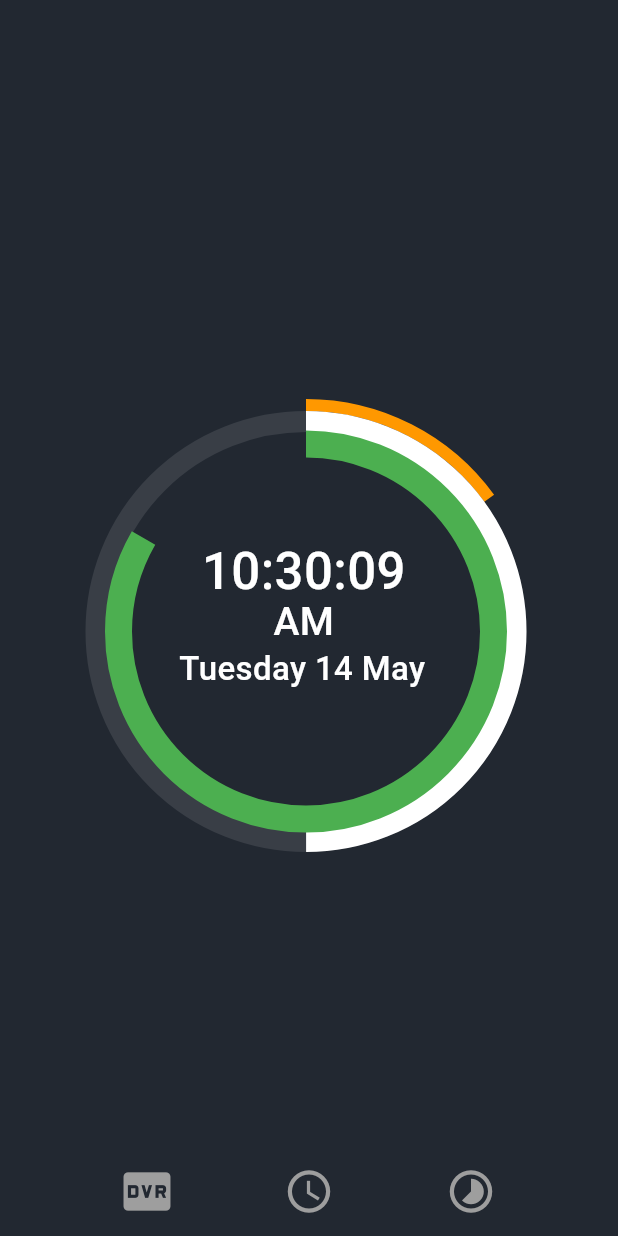
After one commit to HirenCodeMaster11/timer_daily_task, a Flutter app: the Strap screen opened by its route, on a phone screen of 412 x 824 dp. The commit adds this screen. Run offline on Flutter 3.47's test engine with Material 3 defaults, Android fonts, the phone set to English and light mode, and no system bars; our stand-ins replace google_fonts.

Commit message:
14-5-2024

```diff
--- a/lib/Analogue Clock/AnalogueClock.dart
+++ b/lib/Analogue Clock/AnalogueClock.dart
@@ -153,10 +153,15 @@ class _analogueClockState extends State<analogueClock> {
               child: Icon(Icons.watch_later_outlined,size: 34,color: Colors.grey,),
             ),
             SizedBox(width: 38,),
-            Container(
-              height: 60,
-              width: 70,
-              child: Icon(Icons.timelapse,size: 34,color: Colors.grey,),
+            InkWell(
+              onTap: () {
+                Navigator.of(context).pushNamed('/strap');
+              },
+              child: Container(
+                height: 60,
+                width: 70,
+                child: Icon(Icons.timelapse,size: 34,color: Colors.grey,),
+              ),
             ),
           ],
         ),
--- a/lib/Digital Clock/DigitalClock.dart
+++ b/lib/Digital Clock/DigitalClock.dart
@@ -127,10 +127,15 @@ class _digitalClockState extends State<digitalClock> {
               ),
             ),
             SizedBox(width: 38,),
-            Container(
-              height: 60,
-              width: 70,
-              child: Icon(Icons.timelapse,size: 34,color: Colors.grey,),
+            InkWell(
+              onTap: () {
+                Navigator.of(context).pushNamed('/strap');
+              },
+              child: Container(
+                height: 60,
+                width: 70,
+                child: Icon(Icons.timelapse,size: 34,color: Colors.grey,),
+              ),
             ),
           ],
         ),
--- /dev/null
+++ b/lib/Strap Clock/StrapClock.dart
@@ -0,0 +1,145 @@
+import 'dart:async';
+import 'dart:math';
+
+import 'package:flutter/cupertino.dart';
+import 'package:flutter/material.dart';
+import 'package:flutter/widgets.dart';
+
+import '../Digital Clock/DigitalClock.dart';
+
+class Strap extends StatefulWidget {
+  const Strap({super.key});
+
+  @override
+  State<Strap> createState() => _StrapState();
+}
+
+class _StrapState extends State<Strap> {
+  @override
+  Widget build(BuildContext context) {
+    Timer.periodic(const Duration(seconds: 1), (timer) {
+      setState(() {
+        dateTime = DateTime.now();
+      });
+    });
+    return Scaffold(
+      backgroundColor: Color(0xff222831),
+      // appBar: AppBar(
+      //   backgroundColor: Colors.black87,
+      //   centerTitle: true,
+      //   toolbarHeight: 85,
+      //   title: const Text(
+      //     'Strap Watch',
+      //     style: TextStyle(
+      //       color: Colors.white,
+      //       fontFamily: 'Digital',
+      //       fontWeight: FontWeight.bold,
+      //       fontSize: 40,
+      //     ),
+      //   ),
+      // ),
+      body: Stack(
+        alignment: Alignment.center,
+        children: [
+          Container(
+            margin: const EdgeInsets.only(top: 270, bottom: 90,left: 53),
+            height: 302,
+            width: 302,
+            child: CircularProgressIndicator(
+              value: dateTime.second / 60,
+              color: Colors.orange,
+              strokeWidth: 8,
+            ),
+          ),
+          Container(
+            margin: const EdgeInsets.only(top: 270, bottom: 90,left: 53),
+            height: 280,
+            width: 280,
+            child: CircularProgressIndicator(
+              value: dateTime.minute / 60,
+              color: Colors.white,
+              backgroundColor: Colors.white10,
+              strokeWidth: 14,
+            ),
+          ),
+          Container(
+            margin: const EdgeInsets.only(top: 270, bottom: 90,left: 53),
+            height: 250,
+            width: 250,
+            child: CircularProgressIndicator(
+              value: (dateTime.hour%12) / 12,
+              color: Colors.green,
+              strokeWidth: 18,
+            ),
+          ),
+          Padding(
+            padding: const EdgeInsets.only(top:100,left: 50),
+            child: Text(
+              '${(dateTime.hour > 12) ?(dateTime.hour % 12).toString().padLeft(2, '0'):(dateTime.hour).toString().padLeft(2, '0')}:${(dateTime.minute).toString().padLeft(2, '0')}:${(dateTime.second).toString().padLeft(2, '0')}',
+              style: const TextStyle(
+                  color: Colors.white,
+                  fontSize: 34,
+                  fontWeight: FontWeight.w500),
+            ),
+          ),
+          Container(
+            margin: const EdgeInsets.only(top: 168, left: 50),
+            child: Text(
+              (dateTime.hour > 12) ? 'PM' : 'AM',
+              style: const TextStyle(
+                  color: Colors.white,
+                  fontSize: 26,
+                  fontWeight: FontWeight.w500),
+            ),
+          ),
+          Padding(
+            padding: const EdgeInsets.only(top: 230,left: 48),
+            child: Text('${days[dateTime.weekday-1]} ${dateTime.day} ${month[dateTime.month - 1]}',style: TextStyle(color: Colors.white,fontSize: 22,fontWeight: FontWeight.w500),),
+          ),
+        ],
+      ),
+      bottomNavigationBar: Container(
+        height: 60,
+        width: double.infinity,
+        decoration: BoxDecoration(
+          color: Color(0xff222831),
+        ),
+        child: Row(
+          mainAxisAlignment: MainAxisAlignment.center,
+          children: [
+            GestureDetector(
+              onTap: () {
+                Navigator.of(context).pushNamed('/');
+              },
+              child: Container(
+                height: 60,
+                width: 70,
+                child: Icon(Icons.fiber_dvr,size: 34,color: Colors.grey,),
+              ),
+            ),
+            SizedBox(width: 38,),
+            GestureDetector(
+              onTap: () {
+                Navigator.of(context).pushNamed('/analog');
+              },
+              child: Container(
+                height: 60,
+                width: 70,
+                child: Icon(Icons.watch_later_outlined,size: 34,color: Colors.grey,),
+              ),
+            ),
+            SizedBox(width: 38,),
+            Container(
+              height: 60,
+              width: 70,
+              child: Icon(Icons.timelapse,size: 34,color: Colors.grey,),
+            ),
+          ],
+        ),
+      ),
+    );
+  }
+}
+DateTime dateTime = DateTime.now();
+String am = 'AM';
+String pm = 'PM';
--- a/lib/main.dart
+++ b/lib/main.dart
@@ -3,6 +3,7 @@ import 'package:flutter/material.dart';
 
 import 'Analogue Clock/AnalogueClock.dart';
 import 'Digital Clock/DigitalClock.dart';
+import 'Strap Clock/StrapClock.dart';
 
 void main()
 {
@@ -19,6 +20,7 @@ class ClockApp extends StatelessWidget {
       routes: {
         '/' : (context) => digitalClock(),
         '/analog' : (context) => analogueClock(),
+        '/strap' : (context) => Strap(),
       },
     );
   }
```
